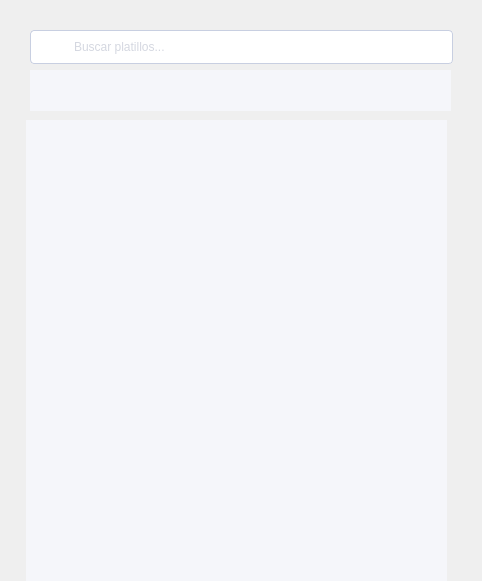
First picture: the form in appetizer-core/components-mesero/menuplatillos.ui, repository AngelGenis/Appetizer, before the edit.
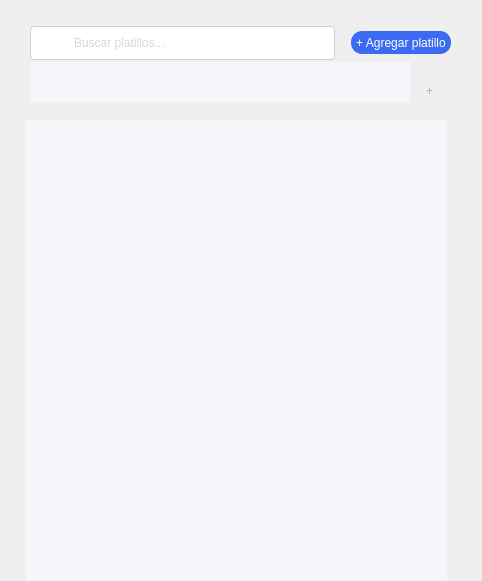
Second picture: the form after the edit. Icons and pictures are not drawn. Custom widgets are drawn as their Qt base class.

Diff of the .ui file:
```diff
--- a/appetizer-core/components-mesero/menuplatillos.ui
+++ b/appetizer-core/components-mesero/menuplatillos.ui
@@ -19,41 +19,13 @@
   <property name="windowTitle">
    <string>Form</string>
   </property>
-  <widget class="QLineEdit" name="buscador">
-   <property name="geometry">
-    <rect>
-     <x>30</x>
-     <y>30</y>
-     <width>423</width>
-     <height>34</height>
-    </rect>
-   </property>
-   <property name="focusPolicy">
-    <enum>Qt::ClickFocus</enum>
-   </property>
-   <property name="styleSheet">
-    <string notr="true">background: #FFFFFF;
-padding-left: 41px;
-
-border: 1px solid #C8CFE1;
-border-radius: 4px;
-
-color: #A9AFC2;</string>
-   </property>
-   <property name="text">
-    <string/>
-   </property>
-   <property name="placeholderText">
-    <string>Buscar platillos...</string>
-   </property>
-  </widget>
   <widget class="QLabel" name="label">
    <property name="geometry">
     <rect>
      <x>41</x>
-     <y>33</y>
-     <width>16</width>
-     <height>29</height>
+     <y>21</y>
+     <width>20</width>
+     <height>41</height>
     </rect>
    </property>
    <property name="text">
@@ -152,8 +124,8 @@
    <property name="geometry">
     <rect>
      <x>30</x>
-     <y>70</y>
-     <width>421</width>
+     <y>62</y>
+     <width>381</width>
      <height>41</height>
     </rect>
    </property>
@@ -171,7 +143,7 @@
      <rect>
       <x>0</x>
       <y>0</y>
-      <width>421</width>
+      <width>381</width>
       <height>41</height>
      </rect>
     </property>
@@ -195,27 +167,120 @@
       <number>0</number>
      </property>
      <item row="0" column="0">
-      <layout class="QHBoxLayout" name="menu_layout">
-       <property name="spacing">
-        <number>0</number>
-       </property>
-       <item>
-        <widget class="MenuButton" name="btnTest" native="true"/>
-       </item>
-      </layout>
+      <widget class="QWidget" name="menu_lay" native="true">
+       <layout class="QHBoxLayout" name="menu_layout">
+        <property name="spacing">
+         <number>0</number>
+        </property>
+       </layout>
+      </widget>
      </item>
     </layout>
    </widget>
   </widget>
+  <widget class="QPushButton" name="btn_agregarCategoria">
+   <property name="geometry">
+    <rect>
+     <x>409</x>
+     <y>70</y>
+     <width>41</width>
+     <height>41</height>
+    </rect>
+   </property>
+   <property name="minimumSize">
+    <size>
+     <width>20</width>
+     <height>23</height>
+    </size>
+   </property>
+   <property name="cursor">
+    <cursorShape>PointingHandCursor</cursorShape>
+   </property>
+   <property name="styleSheet">
+    <string notr="true">#btn_agregarCategoria{
+	color:  #A9AFC2;
+	background: none;
+	border-radius: 11px;
+	font: 20px &quot;SF Pro Text&quot;;
+}
+#btn_agregarCategoria:hover{
+color: #3C6AF1;
+}</string>
+   </property>
+   <property name="text">
+    <string>+</string>
+   </property>
+  </widget>
+  <widget class="QWidget" name="">
+   <property name="geometry">
+    <rect>
+     <x>30</x>
+     <y>20</y>
+     <width>421</width>
+     <height>46</height>
+    </rect>
+   </property>
+   <layout class="QHBoxLayout" name="horizontalLayout">
+    <item>
+     <widget class="QLineEdit" name="buscador">
+      <property name="minimumSize">
+       <size>
+        <width>0</width>
+        <height>34</height>
+       </size>
+      </property>
+      <property name="focusPolicy">
+       <enum>Qt::ClickFocus</enum>
+      </property>
+      <property name="styleSheet">
+       <string notr="true">background: #FFFFFF;
+padding-left: 41px;
+
+border: 1px solid #C8CFE1;
+border-radius: 4px;
+
+color: #A9AFC2;
+</string>
+      </property>
+      <property name="text">
+       <string/>
+      </property>
+      <property name="placeholderText">
+       <string>Buscar platillos...</string>
+      </property>
+     </widget>
+    </item>
+    <item>
+     <widget class="QPushButton" name="btn_agregarPlatillo">
+      <property name="minimumSize">
+       <size>
+        <width>110</width>
+        <height>23</height>
+       </size>
+      </property>
+      <property name="styleSheet">
+       <string notr="true">#btn_agregarPlatillo{
+	color: white;
+	background: #3C6AF1;
+	border-radius: 11px;
+	font: 10px &quot;SF Pro Text&quot;;
+margin-left: 10px;
+}</string>
+      </property>
+      <property name="text">
+       <string>+ Agregar platillo</string>
+      </property>
+     </widget>
+    </item>
+   </layout>
+  </widget>
+  <zorder>buscador</zorder>
+  <zorder>scroll_platillos</zorder>
+  <zorder>menu</zorder>
+  <zorder>btn_agregarPlatillo</zorder>
+  <zorder>label</zorder>
+  <zorder>btn_agregarCategoria</zorder>
  </widget>
- <customwidgets>
-  <customwidget>
-   <class>MenuButton</class>
-   <extends>QWidget</extends>
-   <header location="global">components-mesero/menubutton.h</header>
-   <container>1</container>
-  </customwidget>
- </customwidgets>
  <tabstops>
   <tabstop>menu</tabstop>
   <tabstop>scroll_platillos</tabstop>
```
